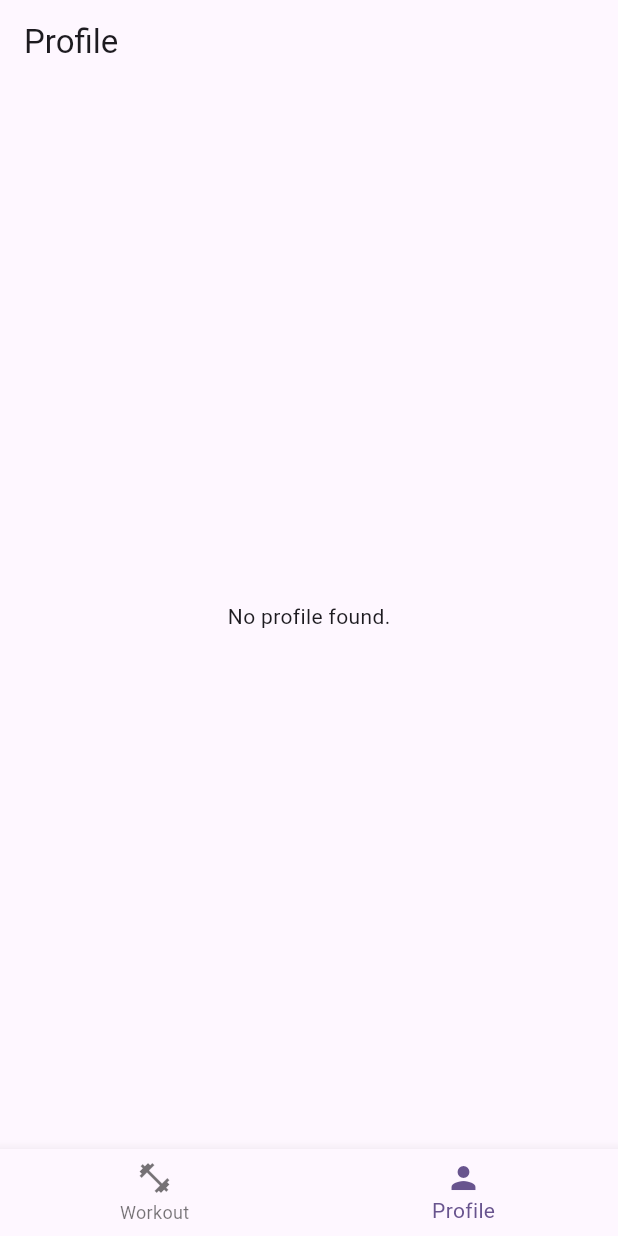
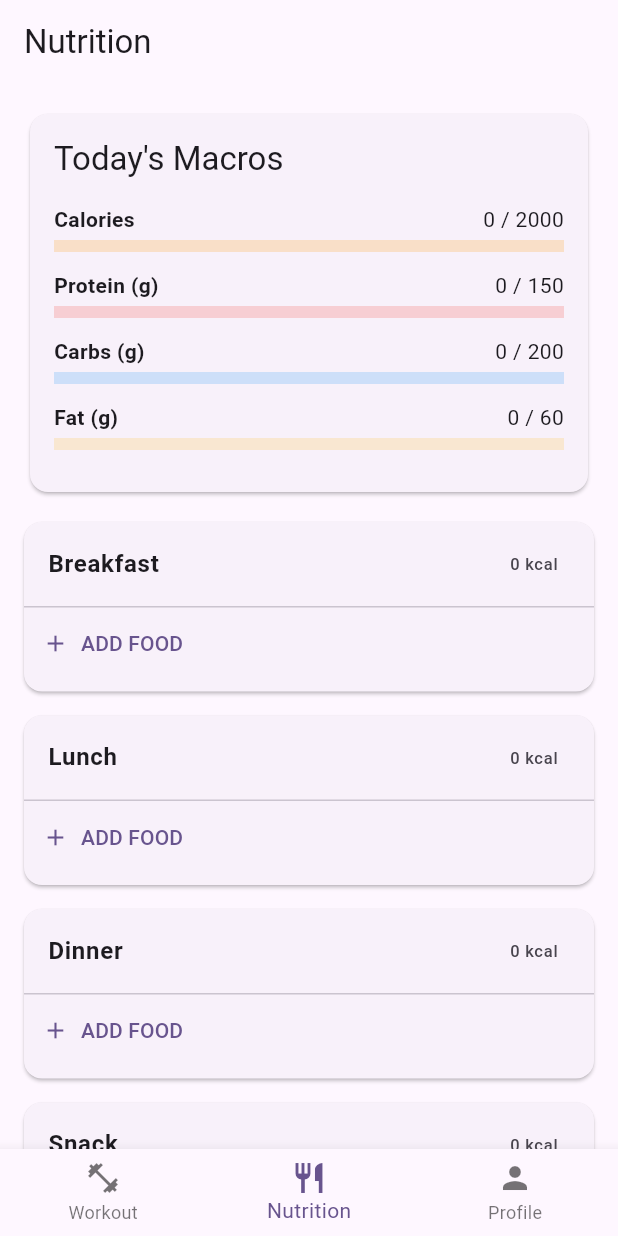
Before and after one commit to thanseer02/fitness_app, a Flutter app: the HomeScreen screen opened directly, item 2 of the bottom bar chosen, on a phone screen of 412 x 824 dp. Run offline on Flutter 3.47's test engine with Material 3 defaults, Android fonts, the phone set to English and light mode, and no system bars; our stand-ins replace flutter_riverpod, isar; accounts and stored records are empty; generated files the repository leaves out were written again.

Commit message:
feat: implement nutrition tracking system with models, data providers, and summary UI

```diff
--- /dev/null
+++ b/lib/models/daily_nutrition.dart
@@ -0,0 +1,32 @@
+import 'package:isar/isar.dart';
+
+part 'daily_nutrition.g.dart';
+
+@embedded
+class FoodEntry {
+  int? foodId;
+  String? foodName;
+  double? quantityGrams;
+
+  // Stored recalculated macros for this specific entry
+  double? calories;
+  double? protein;
+  double? carbs;
+  double? fat;
+}
+
+@embedded
+class Meal {
+  String? type; // Breakfast, Lunch, Dinner, Snack
+  List<FoodEntry> entries = [];
+}
+
+@collection
+class DailyNutrition {
+  Id id = Isar.autoIncrement;
+
+  @Index(unique: true)
+  late DateTime date; // Normalized to midnight
+
+  List<Meal> meals = [];
+}
--- /dev/null
+++ b/lib/models/food.dart
@@ -0,0 +1,15 @@
+import 'package:isar/isar.dart';
+
+part 'food.g.dart';
+
+@collection
+class Food {
+  Id id = Isar.autoIncrement;
+
+  late String name;
+  late double calories; // per 100g
+  late double protein;  // per 100g
+  late double carbs;    // per 100g
+  late double fat;      // per 100g
+  late bool isHostelFriendly;
+}
--- /dev/null
+++ b/lib/providers/nutrition_provider.dart
@@ -0,0 +1,151 @@
+import 'package:flutter_riverpod/flutter_riverpod.dart';
+import 'package:isar/isar.dart';
+import '../models/food.dart';
+import '../models/daily_nutrition.dart';
+import '../models/user_profile.dart';
+import 'isar_provider.dart';
+import 'user_profile_provider.dart';
+
+class NutritionSeedService {
+  static Future<void> seedFoods(Isar isar) async {
+    final count = await isar.foods.count();
+    if (count > 0) return;
+
+    final foods = [
+      Food()..name = 'Egg'..calories = 143..protein = 12.6..carbs = 0.7..fat = 9.5..isHostelFriendly = true,
+      Food()..name = 'Banana'..calories = 89..protein = 1.1..carbs = 22.8..fat = 0.3..isHostelFriendly = true,
+      Food()..name = 'Oats'..calories = 389..protein = 16.9..carbs = 66.3..fat = 6.9..isHostelFriendly = true,
+      Food()..name = 'White Rice (Cooked)'..calories = 130..protein = 2.7..carbs = 28.2..fat = 0.3..isHostelFriendly = false,
+      Food()..name = 'Chicken Breast'..calories = 165..protein = 31..carbs = 0..fat = 3.6..isHostelFriendly = false,
+      Food()..name = 'Peanuts'..calories = 567..protein = 25.8..carbs = 16.1..fat = 49.2..isHostelFriendly = true,
+      Food()..name = 'Milk (Whole)'..calories = 61..protein = 3.2..carbs = 4.8..fat = 3.3..isHostelFriendly = true,
+      Food()..name = 'Chickpeas (Boiled)'..calories = 164..protein = 8.9..carbs = 27.4..fat = 2.6..isHostelFriendly = true,
+      Food()..name = 'Tuna (Canned)'..calories = 116..protein = 25.5..carbs = 0..fat = 0.8..isHostelFriendly = true,
+      Food()..name = 'Mixed Vegetables'..calories = 65..protein = 2.9..carbs = 13.9..fat = 0.2..isHostelFriendly = false,
+    ];
+
+    await isar.writeTxn(() async {
+      await isar.foods.putAll(foods);
+    });
+  }
+}
+
+class MacroTargets {
+  final double calories;
+  final double protein;
+  final double carbs;
+  final double fat;
+
+  MacroTargets(this.calories, this.protein, this.carbs, this.fat);
+}
+
+final macroTargetsProvider = Provider<MacroTargets>((ref) {
+  final profileState = ref.watch(userProfileNotifierProvider);
+  final profile = profileState.value;
+
+  if (profile == null) return MacroTargets(2000, 150, 200, 60); // Fallback
+
+  // Generic BMR estimation (Mifflin-St Jeor, average/male)
+  double bmr = 10 * profile.currentWeight + 6.25 * profile.height - 5 * profile.age + 5;
+
+  double activityMultiplier = 1.2;
+  switch (profile.activityLevel) {
+    case ActivityLevel.sedentary: activityMultiplier = 1.2; break;
+    case ActivityLevel.light: activityMultiplier = 1.375; break;
+    case ActivityLevel.moderate: activityMultiplier = 1.55; break;
+    case ActivityLevel.active: activityMultiplier = 1.725; break;
+  }
+
+  double tdee = bmr * activityMultiplier;
+  double targetCalories = tdee;
+
+  if (profile.goal == Goal.fatLoss) targetCalories -= 500;
+  if (profile.goal == Goal.muscleBuilding) targetCalories += 300;
+
+  double protein = profile.targetWeight * 2.2; // roughly 2.2g per kg of target weight
+  double fat = profile.targetWeight * 1.0;     // roughly 1g per kg of target weight
+
+  double proteinCals = protein * 4;
+  double fatCals = fat * 9;
+  double remainingCals = targetCalories - (proteinCals + fatCals);
+  double carbs = (remainingCals > 0) ? (remainingCals / 4) : 0;
+
+  return MacroTargets(targetCalories, protein, carbs, fat);
+});
+
+class DailyNutritionNotifier extends AsyncNotifier<DailyNutrition> {
+  @override
+  Future<DailyNutrition> build() async {
+    final isar = await ref.watch(isarProvider.future);
+    await NutritionSeedService.seedFoods(isar);
+
+    final now = DateTime.now();
+    final today = DateTime(now.year, now.month, now.day);
+
+    var daily = await isar.dailyNutritions.filter().dateEqualTo(today).findFirst();
+    if (daily == null) {
+      daily = DailyNutrition()
+        ..date = today
+        ..meals = [
+          Meal()..type = 'Breakfast',
+          Meal()..type = 'Lunch',
+          Meal()..type = 'Dinner',
+          Meal()..type = 'Snack',
+        ];
+      await isar.writeTxn(() async {
+        await isar.dailyNutritions.put(daily!);
+      });
+    }
+    return daily;
+  }
+
+  Future<void> addFood(String mealType, Food food, double quantityGrams) async {
+    final daily = state.value;
+    if (daily == null) return;
+
+    final multiplier = quantityGrams / 100.0;
+
+    final entry = FoodEntry()
+      ..foodId = food.id
+      ..foodName = food.name
+      ..quantityGrams = quantityGrams
+      ..calories = food.calories * multiplier
+      ..protein = food.protein * multiplier
+      ..carbs = food.carbs * multiplier
+      ..fat = food.fat * multiplier;
+
+    final updatedDaily = DailyNutrition()
+      ..id = daily.id
+      ..date = daily.date
+      ..meals = daily.meals.map((m) {
+        if (m.type == mealType) {
+          final updatedMeal = Meal()
+            ..type = m.type
+            ..entries = [...m.entries, entry];
+          return updatedMeal;
+        }
+        return m;
+      }).toList();
+
+    state = const AsyncValue.loading();
+    try {
+      final isar = await ref.read(isarProvider.future);
+      await isar.writeTxn(() async {
+        await isar.dailyNutritions.put(updatedDaily);
+      });
+      state = AsyncValue.data(updatedDaily);
+    } catch (e, st) {
+      state = AsyncValue.error(e, st);
+    }
+  }
+}
+
+final dailyNutritionProvider = AsyncNotifierProvider<DailyNutritionNotifier, DailyNutrition>(() {
+  return DailyNutritionNotifier();
+});
+
+final foodsProvider = FutureProvider<List<Food>>((ref) async {
+  final isar = await ref.watch(isarProvider.future);
+  await NutritionSeedService.seedFoods(isar);
+  return isar.foods.where().findAll();
+});
--- a/lib/screens/home_screen.dart
+++ b/lib/screens/home_screen.dart
@@ -2,6 +2,8 @@ import 'package:flutter/material.dart';
 import 'package:flutter_riverpod/flutter_riverpod.dart';
 import '../providers/user_profile_provider.dart';
 import 'workout_tab.dart';
+
+import 'nutrition_tab.dart';
 
 class HomeScreen extends StatefulWidget {
   const HomeScreen({super.key});
@@ -15,6 +17,7 @@ class _HomeScreenState extends State<HomeScreen> {
 
   final _tabs = const [
     WorkoutTab(),
+    NutritionTab(),
     _ProfileTab(),
   ];
 
@@ -27,6 +30,7 @@ class _HomeScreenState extends State<HomeScreen> {
         onTap: (i) => setState(() => _currentIndex = i),
         items: const [
           BottomNavigationBarItem(icon: Icon(Icons.fitness_center), label: 'Workout'),
+          BottomNavigationBarItem(icon: Icon(Icons.restaurant), label: 'Nutrition'),
           BottomNavigationBarItem(icon: Icon(Icons.person), label: 'Profile'),
         ],
       ),
--- /dev/null
+++ b/lib/screens/nutrition_tab.dart
@@ -0,0 +1,114 @@
+import 'package:flutter/material.dart';
+import 'package:flutter_riverpod/flutter_riverpod.dart';
+import '../providers/nutrition_provider.dart';
+import 'food_search_screen.dart';
+
+class NutritionTab extends ConsumerWidget {
+  const NutritionTab({super.key});
+
+  Widget _buildProgressBar(String label, double current, double target, Color color) {
+    final progress = target > 0 ? (current / target).clamp(0.0, 1.0) : 0.0;
+    return Column(
+      crossAxisAlignment: CrossAxisAlignment.start,
+      children: [
+        Row(
+          mainAxisAlignment: MainAxisAlignment.spaceBetween,
+          children: [
+            Text(label, style: const TextStyle(fontWeight: FontWeight.bold)),
+            Text('${current.toStringAsFixed(0)} / ${target.toStringAsFixed(0)}'),
+          ],
+        ),
+        const SizedBox(height: 4),
+        LinearProgressIndicator(
+          value: progress,
+          color: color,
+          backgroundColor: color.withOpacity(0.2),
+          minHeight: 8,
+        ),
+        const SizedBox(height: 12),
+      ],
+    );
+  }
+
+  @override
+  Widget build(BuildContext context, WidgetRef ref) {
+    final targets = ref.watch(macroTargetsProvider);
+    final nutritionState = ref.watch(dailyNutritionProvider);
+
+    return Scaffold(
+      appBar: AppBar(title: const Text('Nutrition')),
+      body: nutritionState.when(
+        data: (daily) {
+          double totalCalories = 0, totalProtein = 0, totalCarbs = 0, totalFat = 0;
+          for (final meal in daily.meals) {
+            for (final entry in meal.entries) {
+              totalCalories += entry.calories ?? 0;
+              totalProtein += entry.protein ?? 0;
+              totalCarbs += entry.carbs ?? 0;
+              totalFat += entry.fat ?? 0;
+            }
+          }
+
+          return ListView(
+            padding: const EdgeInsets.all(16),
+            children: [
+              Card(
+                child: Padding(
+                  padding: const EdgeInsets.all(16.0),
+                  child: Column(
+                    crossAxisAlignment: CrossAxisAlignment.start,
+                    children: [
+                      Text('Today\'s Macros', style: Theme.of(context).textTheme.titleLarge),
+                      const SizedBox(height: 16),
+                      _buildProgressBar('Calories', totalCalories, targets.calories, Colors.orange),
+                      _buildProgressBar('Protein (g)', totalProtein, targets.protein, Colors.red),
+                      _buildProgressBar('Carbs (g)', totalCarbs, targets.carbs, Colors.blue),
+                      _buildProgressBar('Fat (g)', totalFat, targets.fat, Colors.yellow[700]!),
+                    ],
+                  ),
+                ),
+              ),
+              const SizedBox(height: 16),
+              ...daily.meals.map((meal) {
+                double mealCals = 0;
+                for (final e in meal.entries) { mealCals += (e.calories ?? 0); }
+
+                return Card(
+                  margin: const EdgeInsets.only(bottom: 16),
+                  child: Column(
+                    crossAxisAlignment: CrossAxisAlignment.start,
+                    children: [
+                      ListTile(
+                        title: Text(meal.type ?? 'Meal', style: const TextStyle(fontWeight: FontWeight.bold)),
+                        trailing: Text('${mealCals.toStringAsFixed(0)} kcal'),
+                      ),
+                      const Divider(height: 1),
+                      ...meal.entries.map((entry) => ListTile(
+                        dense: true,
+                        title: Text(entry.foodName ?? 'Unknown'),
+                        subtitle: Text('${entry.quantityGrams?.toStringAsFixed(0)}g'),
+                        trailing: Text('${entry.calories?.toStringAsFixed(0)} kcal'),
+                      )),
+                      TextButton.icon(
+                        onPressed: () {
+                          Navigator.of(context).push(MaterialPageRoute(
+                            builder: (_) => FoodSearchScreen(mealType: meal.type ?? 'Snack'),
+                          ));
+                        },
+                        icon: const Icon(Icons.add),
+                        label: const Text('ADD FOOD'),
+                      ),
+                      const SizedBox(height: 8),
+                    ],
+                  ),
+                );
+              }),
+            ],
+          );
+        },
+        loading: () => const Center(child: CircularProgressIndicator()),
+        error: (e, st) => Center(child: Text('Error: $e')),
+      ),
+    );
+  }
+}
```
Also changed, not shown: lib/providers/isar_provider.dart (+10 -1 lines), lib/screens/food_search_screen.dart (added, +148 -0 lines), lib/models/daily_nutrition.g.dart (added), lib/models/food.g.dart (added).
